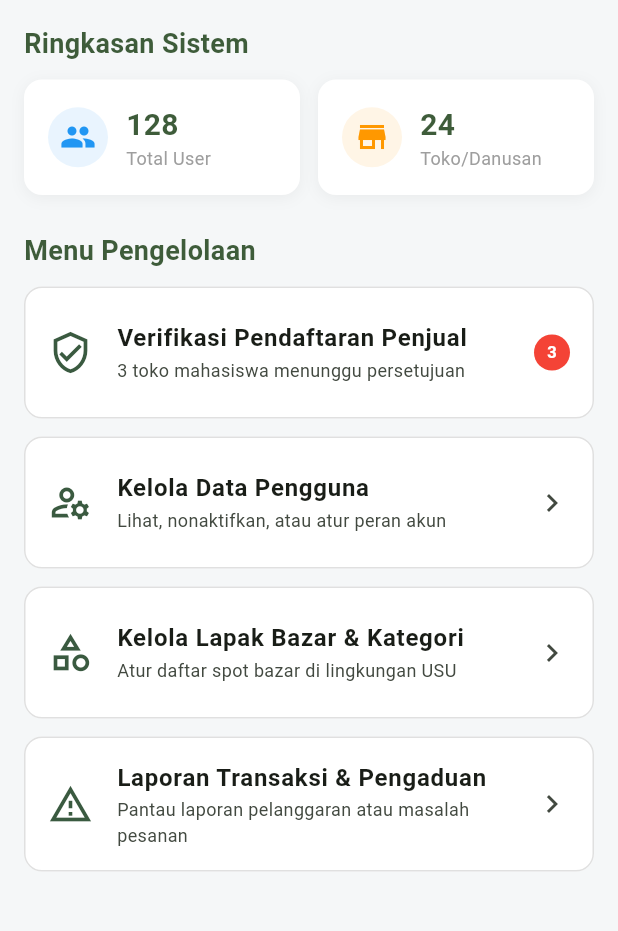
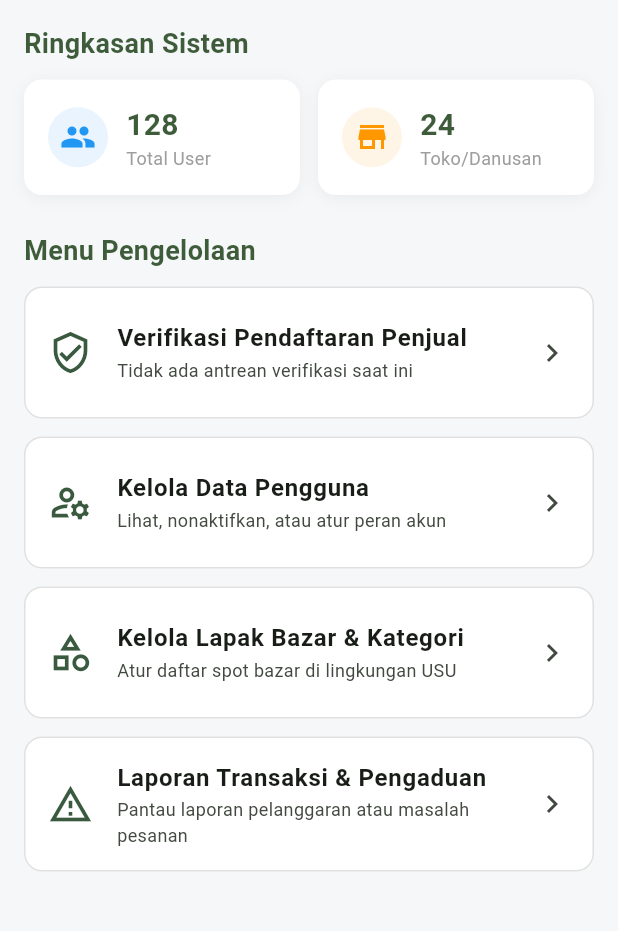
Before and after one commit to OliviaSILITONGA/bazar_usu, a Flutter app: the AdminDashboardPage screen opened directly, on a phone screen of 412 x 824 dp, the part 84-1015 px from its top. Run offline on Flutter 3.47's test engine with Material 3 defaults, Android fonts, the phone set to English and light mode, and no system bars; our stand-ins replace cloud_firestore, firebase_auth, firebase_core, geocoding, geolocator, image_picker; accounts and stored records are empty.

Commit message:
backend verifikasi penjual

```diff
--- a/lib/screens/admin_dashboard_page.dart
+++ b/lib/screens/admin_dashboard_page.dart
@@ -6,6 +6,8 @@ import 'seller_verification_page.dart';
 import 'manage_users_page.dart';
 import 'manage_bazaar_page.dart';
 import 'reports_page.dart';
+
+import 'package:cloud_firestore/cloud_firestore.dart';
 
 class AdminDashboardPage extends StatelessWidget {
   const AdminDashboardPage({super.key});
@@ -64,11 +66,24 @@ class AdminDashboardPage extends StatelessWidget {
             ),
             const SizedBox(height: 12),
 
-            _buildAdminTile(
+            // Bungkus dengan StreamBuilder agar badge-nya otomatis update sesuai jumlah data 'pending' di Firestore
+            StreamBuilder<QuerySnapshot>(
+              stream: FirebaseFirestore.instance
+                  .collection('tenants')
+                  .where('status', isEqualTo: 'pending')
+                  .snapshots(),
+              builder: (context, snapshot) {
+                int pendingCount = snapshot.hasData
+                    ? snapshot.data!.docs.length
+                    : 0;
+
+                return _buildAdminTile(
                   title: 'Verifikasi Pendaftaran Penjual',
-              subtitle: '3 toko mahasiswa menunggu persetujuan',
+                  subtitle: pendingCount > 0
+                      ? '$pendingCount toko mahasiswa menunggu persetujuan'
+                      : 'Tidak ada antrean verifikasi saat ini',
                   icon: Icons.verified_user_outlined,
-              badgeCount: 3,
+                  badgeCount: pendingCount,
                   onTap: () {
                     Navigator.push(
                       context,
@@ -77,7 +92,10 @@ class AdminDashboardPage extends StatelessWidget {
                       ),
                     );
                   },
+                );
+              },
             ),
+
             _buildAdminTile(
               title: 'Kelola Data Pengguna',
               subtitle: 'Lihat, nonaktifkan, atau atur peran akun',
```
Also changed, not shown: lib/screens/seller_verification_page.dart (+86 -29 lines). Lines whose indentation alone changed are shown as unchanged.
